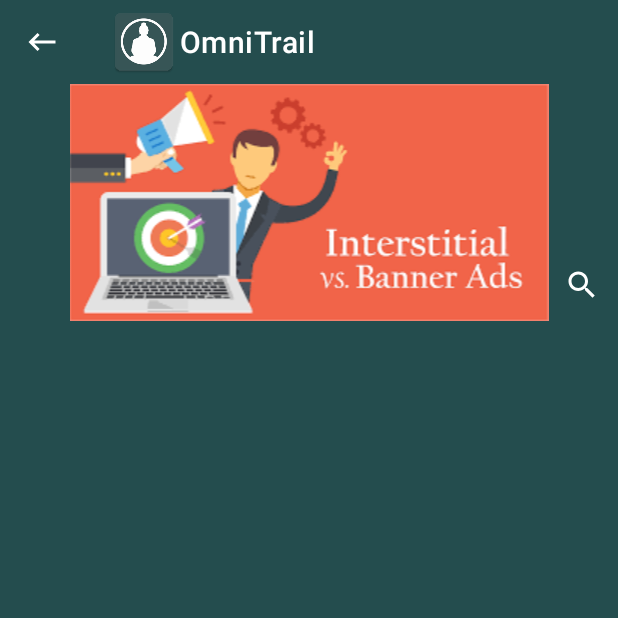
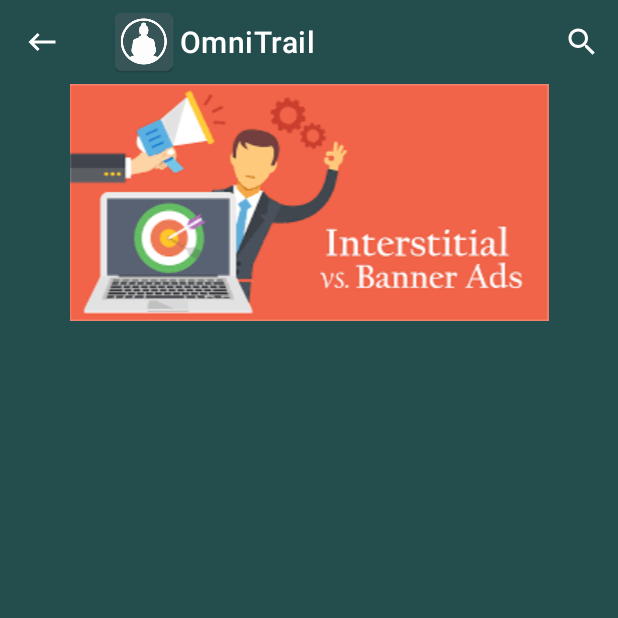
Before and after one commit to theneem/omnitrail_material, an Android app: the ReligionHome screen opened directly, with no data from a screen before it, on a phone screen of 412 x 824 dp, the top half of it. Run offline under Robolectric (Android 15) with nearby library versions, the phone set to English and light mode, and no system bars; our stand-ins replace Picasso; pictures from the network do not load; 5 statements that could not run were skipped.

Commit message:
new search visualisation

```diff
--- a/app/src/main/java/com/thenneem/omnitrail/ReligionHome.java
+++ b/app/src/main/java/com/thenneem/omnitrail/ReligionHome.java
@@ -14,6 +14,8 @@ import android.graphics.Color;
 import android.os.Bundle;
 import android.os.Handler;
 import android.util.Log;
+import android.view.Menu;
+import android.view.MenuInflater;
 import android.view.MenuItem;
 import android.view.MotionEvent;
 import android.view.View;
@@ -117,14 +119,27 @@ public class ReligionHome extends AppCompatActivity {
     };
 
     @Override
+    public boolean onCreateOptionsMenu(Menu menu) {
+        MenuInflater menuInflater = getMenuInflater();
+        menuInflater.inflate(R.menu.search, menu);
+
+        MenuItem searchItem = menu.findItem(R.id.action_search);
+        //searchView = (SearchView) searchItem.getActionView();
+        return super.onCreateOptionsMenu(menu);
+    }
+
+    @Override
     protected void onCreate(Bundle savedInstanceState) {
         super.onCreate(savedInstanceState);
 
         setContentView(R.layout.activity_religion_home);
 
         topToolBar = findViewById(R.id.toptoolbar);
-
-        // setSupportActionBar(topToolBar);
+        Menu menu = topToolBar.getMenu();
+        MenuItem searchItem = menu.findItem(R.id.action_search);
+        searchView = (SearchView) searchItem.getActionView();
+        searchView.setQueryHint(hint);
+        //setSupportActionBar(topToolBar);
         //topToolBar.setLogo(R.drawable.ic_account_circle_white_24dp);
 
 
@@ -148,7 +163,7 @@ public class ReligionHome extends AppCompatActivity {
             }
         });
 
-        searchView = findViewById(R.id.searchView);
+        //searchView = findViewById(R.id.searchView);
 
         searchView.setOnQueryTextListener(new SearchView.OnQueryTextListener() {
             @Override
--- a/app/src/main/res/layout/activity_religion_home.xml
+++ b/app/src/main/res/layout/activity_religion_home.xml
@@ -25,12 +25,13 @@
             android:contentInsetLeft="5dp"
             android:contentInsetRight="5dp"
             android:padding="0dp"
-            android:theme="@style/MaterialAlertDialog.MaterialComponents.Title.Icon.CenterStacked"
+            android:theme="@style/ThemeOverlay.AppCompat.Dark.ActionBar"
             app:contentInsetLeft="5dp"
             app:contentInsetRight="5dp"
             app:contentInsetStart="5dp"
             app:logo="@mipmap/ic_logo_notext"
             app:title="@string/app_name"
+            app:menu="@menu/search"
             app:titleTextColor="@color/primaryTextColor">
 
 
@@ -54,6 +55,7 @@
             </ImageView>
 
             <androidx.appcompat.widget.SearchView
+                android:visibility="gone"
                 android:id="@+id/searchView"
                 android:layout_width="match_parent"
                 android:layout_height="wrap_content"
--- /dev/null
+++ b/app/src/main/res/menu/search.xml
@@ -0,0 +1,12 @@
+<?xml version="1.0" encoding="utf-8"?>
+<menu xmlns:android="http://schemas.android.com/apk/res/android"
+    xmlns:tools="http://schemas.android.com/tools"
+    xmlns:app="http://schemas.android.com/apk/res-auto">
+
+    <item
+        android:id="@+id/action_search"
+        android:icon="@android:drawable/ic_menu_search"
+        app:showAsAction="always"
+        app:actionViewClass="androidx.appcompat.widget.SearchView"
+        android:title="Search"/>
+</menu>
```
